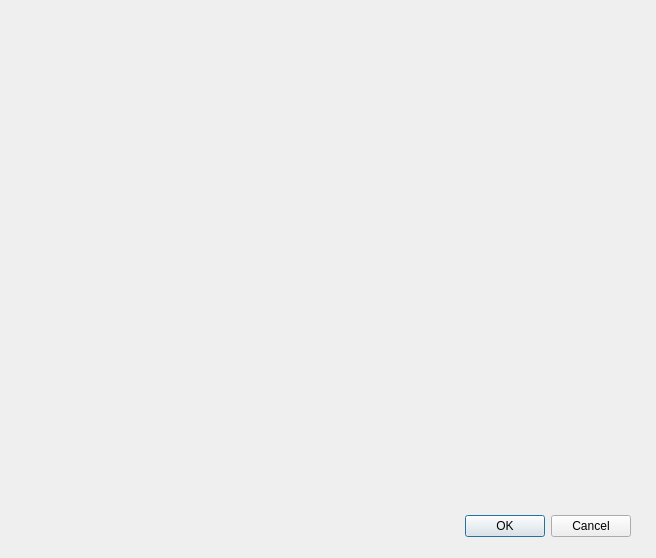
This is PT-Helpdesk-Client/reportdialog.ui in lukpro681/PT-Helpdesk as Qt 5 draws it before an edit. The edited form follows.
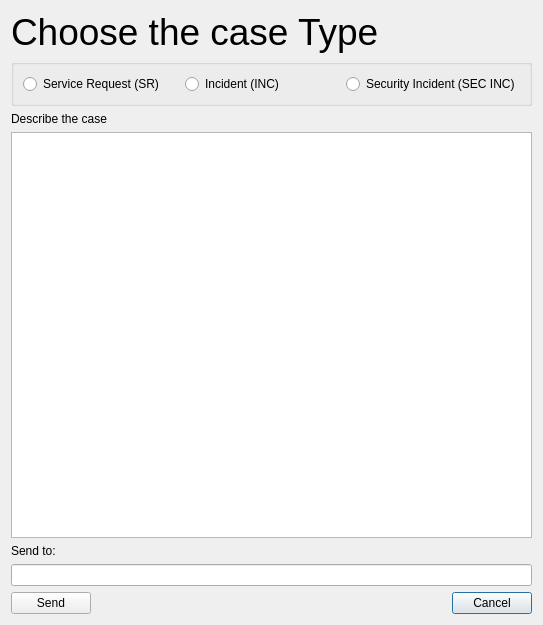
This is the edited form.

Patch:
```diff
--- a/PT-Helpdesk-Client/reportdialog.ui
+++ b/PT-Helpdesk-Client/reportdialog.ui
@@ -6,29 +6,135 @@
    <rect>
     <x>0</x>
     <y>0</y>
-    <width>656</width>
-    <height>558</height>
+    <width>543</width>
+    <height>625</height>
    </rect>
   </property>
+  <property name="minimumSize">
+   <size>
+    <width>543</width>
+    <height>623</height>
+   </size>
+  </property>
+  <property name="maximumSize">
+   <size>
+    <width>16777215</width>
+    <height>625</height>
+   </size>
+  </property>
   <property name="windowTitle">
    <string>Dialog</string>
   </property>
-  <widget class="QDialogButtonBox" name="buttonBox">
-   <property name="geometry">
-    <rect>
-     <x>290</x>
-     <y>510</y>
-     <width>341</width>
-     <height>32</height>
-    </rect>
-   </property>
-   <property name="orientation">
-    <enum>Qt::Horizontal</enum>
-   </property>
-   <property name="standardButtons">
-    <set>QDialogButtonBox::Cancel|QDialogButtonBox::Ok</set>
-   </property>
-  </widget>
+  <layout class="QFormLayout" name="formLayout">
+   <item row="0" column="0">
+    <widget class="QLabel" name="infoLabel">
+     <property name="font">
+      <font>
+       <pointsize>28</pointsize>
+      </font>
+     </property>
+     <property name="text">
+      <string>Choose the case Type</string>
+     </property>
+    </widget>
+   </item>
+   <item row="1" column="0" colspan="2">
+    <widget class="QGroupBox" name="groupBox">
+     <property name="maximumSize">
+      <size>
+       <width>16777215</width>
+       <height>50</height>
+      </size>
+     </property>
+     <property name="title">
+      <string/>
+     </property>
+     <layout class="QHBoxLayout" name="horizontalLayout">
+      <item>
+       <widget class="QRadioButton" name="srButton">
+        <property name="text">
+         <string>Service Request (SR)</string>
+        </property>
+       </widget>
+      </item>
+      <item>
+       <widget class="QRadioButton" name="incButton">
+        <property name="text">
+         <string>Incident (INC)</string>
+        </property>
+       </widget>
+      </item>
+      <item>
+       <widget class="QRadioButton" name="secIncButton">
+        <property name="text">
+         <string>Security Incident (SEC INC)</string>
+        </property>
+       </widget>
+      </item>
+     </layout>
+    </widget>
+   </item>
+   <item row="2" column="0">
+    <widget class="QLabel" name="infoLabel2">
+     <property name="maximumSize">
+      <size>
+       <width>16777215</width>
+       <height>30</height>
+      </size>
+     </property>
+     <property name="text">
+      <string>Describe the case</string>
+     </property>
+    </widget>
+   </item>
+   <item row="3" column="0" colspan="2">
+    <widget class="QTextEdit" name="descText">
+     <property name="minimumSize">
+      <size>
+       <width>0</width>
+       <height>375</height>
+      </size>
+     </property>
+    </widget>
+   </item>
+   <item row="4" column="0">
+    <widget class="QLabel" name="infoLabel3">
+     <property name="maximumSize">
+      <size>
+       <width>16777215</width>
+       <height>30</height>
+      </size>
+     </property>
+     <property name="text">
+      <string>Send to:</string>
+     </property>
+    </widget>
+   </item>
+   <item row="8" column="1">
+    <widget class="QDialogButtonBox" name="buttonBox">
+     <property name="orientation">
+      <enum>Qt::Horizontal</enum>
+     </property>
+     <property name="standardButtons">
+      <set>QDialogButtonBox::Cancel</set>
+     </property>
+    </widget>
+   </item>
+   <item row="5" column="0" colspan="2">
+    <widget class="QLineEdit" name="sendToText">
+     <property name="text">
+      <string/>
+     </property>
+    </widget>
+   </item>
+   <item row="8" column="0">
+    <widget class="QPushButton" name="pushButton">
+     <property name="text">
+      <string>Send</string>
+     </property>
+    </widget>
+   </item>
+  </layout>
  </widget>
  <resources/>
  <connections>
```
